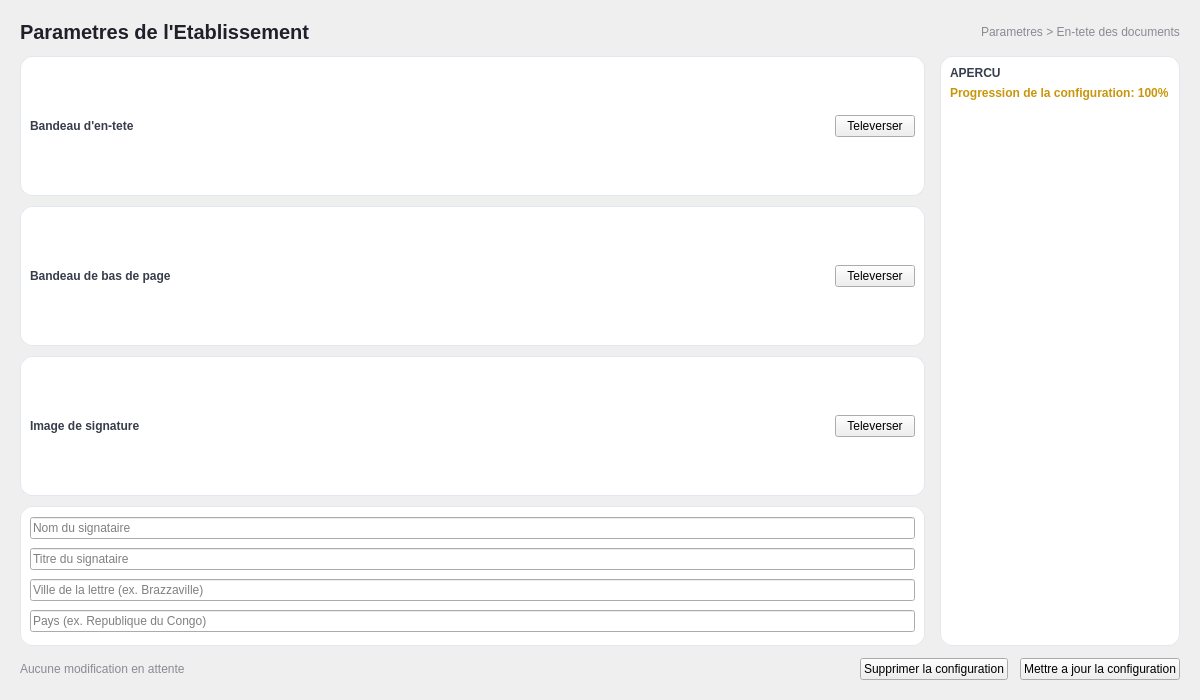
This is ui/ui_files/parametres/parametres.ui in laudesmassamba1-ai/Logiciel-de-gestion-scolaire as Qt 5 draws it before an edit. The edited form follows.
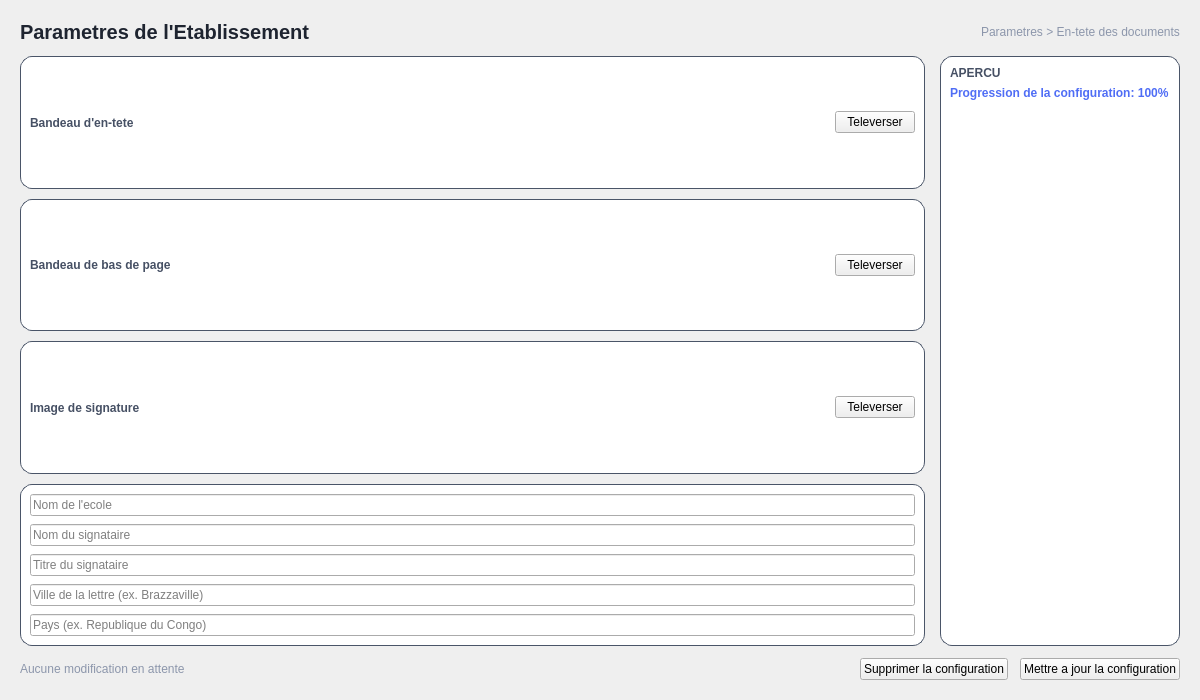
This is the edited form.

The edit to the form file:
```diff
--- a/ui/ui_files/parametres/parametres.ui
+++ b/ui/ui_files/parametres/parametres.ui
@@ -34,7 +34,7 @@
      <item>
       <widget class="QLabel" name="lbl_title">
        <property name="styleSheet">
-        <string>color: #20202A; font-size: 20px; font-weight: 700; border: none;</string>
+        <string>color: #1E2430; font-size: 20px; font-weight: 700; border: none;</string>
        </property>
        <property name="text">
         <string>Parametres de l'Etablissement</string>
@@ -57,7 +57,7 @@
      <item>
       <widget class="QLabel" name="lbl_breadcrumb">
        <property name="styleSheet">
-        <string>color: #8A8A93; font-size: 12px; border: none;</string>
+        <string>color: #8C96AB; font-size: 12px; border: none;</string>
        </property>
        <property name="text">
         <string>Parametres &gt; En-tete des documents</string>
@@ -105,13 +105,13 @@
          <item>
           <widget class="QFrame" name="card1">
            <property name="styleSheet">
-            <string>QFrame#card1 { background-color: #FFFFFF; color: #1D1D1F; border: 1px solid #E1E6EF; border-radius: 12px; }</string>
+            <string>QFrame#card1 { background-color: #FFFFFF; color: #1E2430; border: 1px solid #4A5568; border-radius: 12px; }</string>
            </property>
            <layout class="QHBoxLayout" name="horizontalLayout_Card1">
             <item>
              <widget class="QLabel" name="lbl_card1">
               <property name="styleSheet">
-               <string>color: #373D4A; font-weight: 700; border: none;</string>
+               <string>color: #465064; font-weight: 700; border: none;</string>
               </property>
               <property name="text">
                <string>Bandeau d'en-tete</string>
@@ -147,13 +147,13 @@
          <item>
           <widget class="QFrame" name="card2">
            <property name="styleSheet">
-            <string>QFrame#card2 { background-color: #FFFFFF; color: #1D1D1F; border: 1px solid #E1E6EF; border-radius: 12px; }</string>
+            <string>QFrame#card2 { background-color: #FFFFFF; color: #1E2430; border: 1px solid #4A5568; border-radius: 12px; }</string>
            </property>
            <layout class="QHBoxLayout" name="horizontalLayout_Card2">
             <item>
              <widget class="QLabel" name="lbl_card2">
               <property name="styleSheet">
-               <string>color: #373D4A; font-weight: 700; border: none;</string>
+               <string>color: #465064; font-weight: 700; border: none;</string>
               </property>
               <property name="text">
                <string>Bandeau de bas de page</string>
@@ -189,13 +189,13 @@
          <item>
           <widget class="QFrame" name="card3">
            <property name="styleSheet">
-            <string>QFrame#card3 { background-color: #FFFFFF; color: #1D1D1F; border: 1px solid #E1E6EF; border-radius: 12px; }</string>
+            <string>QFrame#card3 { background-color: #FFFFFF; color: #1E2430; border: 1px solid #4A5568; border-radius: 12px; }</string>
            </property>
            <layout class="QHBoxLayout" name="horizontalLayout_Card3">
             <item>
              <widget class="QLabel" name="lbl_card3">
               <property name="styleSheet">
-               <string>color: #373D4A; font-weight: 700; border: none;</string>
+               <string>color: #465064; font-weight: 700; border: none;</string>
               </property>
               <property name="text">
                <string>Image de signature</string>
@@ -231,12 +231,19 @@
          <item>
           <widget class="QFrame" name="card_inputs">
            <property name="styleSheet">
-            <string>QFrame#card_inputs { background-color: #FFFFFF; color: #1D1D1F; border: 1px solid #E1E6EF; border-radius: 12px; }</string>
+            <string>QFrame#card_inputs { background-color: #FFFFFF; color: #1E2430; border: 1px solid #4A5568; border-radius: 12px; }</string>
            </property>
            <layout class="QVBoxLayout" name="verticalLayout_Inputs">
             <property name="spacing">
              <number>8</number>
             </property>
+            <item>
+             <widget class="QLineEdit" name="input_nom_ecole">
+              <property name="placeholderText">
+               <string>Nom de l'ecole</string>
+              </property>
+             </widget>
+            </item>
             <item>
              <widget class="QLineEdit" name="input_signer_name">
               <property name="placeholderText">
@@ -281,13 +288,13 @@
         </size>
        </property>
        <property name="styleSheet">
-        <string>QFrame#previewCard { background-color: #FFFFFF; color: #1D1D1F; border: 1px solid #E1E6EF; border-radius: 12px; }</string>
+        <string>QFrame#previewCard { background-color: #FFFFFF; color: #1E2430; border: 1px solid #4A5568; border-radius: 12px; }</string>
        </property>
        <layout class="QVBoxLayout" name="verticalLayout_Preview">
         <item>
          <widget class="QLabel" name="lbl_preview_title">
           <property name="styleSheet">
-           <string>font-weight: 700; color: #373D4A; border: none;</string>
+           <string>font-weight: 700; color: #465064; border: none;</string>
           </property>
           <property name="text">
            <string>APERCU</string>
@@ -297,7 +304,7 @@
         <item>
          <widget class="QLabel" name="lbl_progression">
           <property name="styleSheet">
-           <string>color: #C8960C; font-weight: 700; border: none;</string>
+           <string>color: #4F6DF5; font-weight: 700; border: none;</string>
           </property>
           <property name="text">
            <string>Progression de la configuration: 100%</string>
@@ -327,7 +334,7 @@
      <item>
       <widget class="QLabel" name="lbl_status">
        <property name="styleSheet">
-        <string>color: #8A8A93; border: none;</string>
+        <string>color: #8C96AB; border: none;</string>
        </property>
        <property name="text">
         <string>Aucune modification en attente</string>
```
